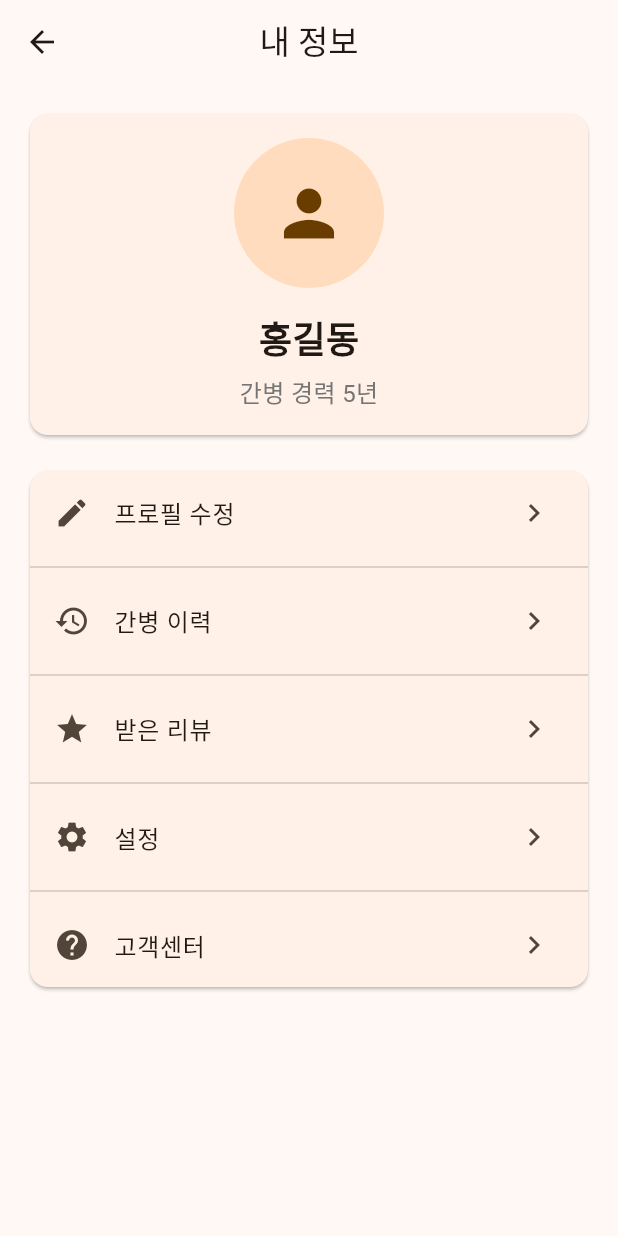
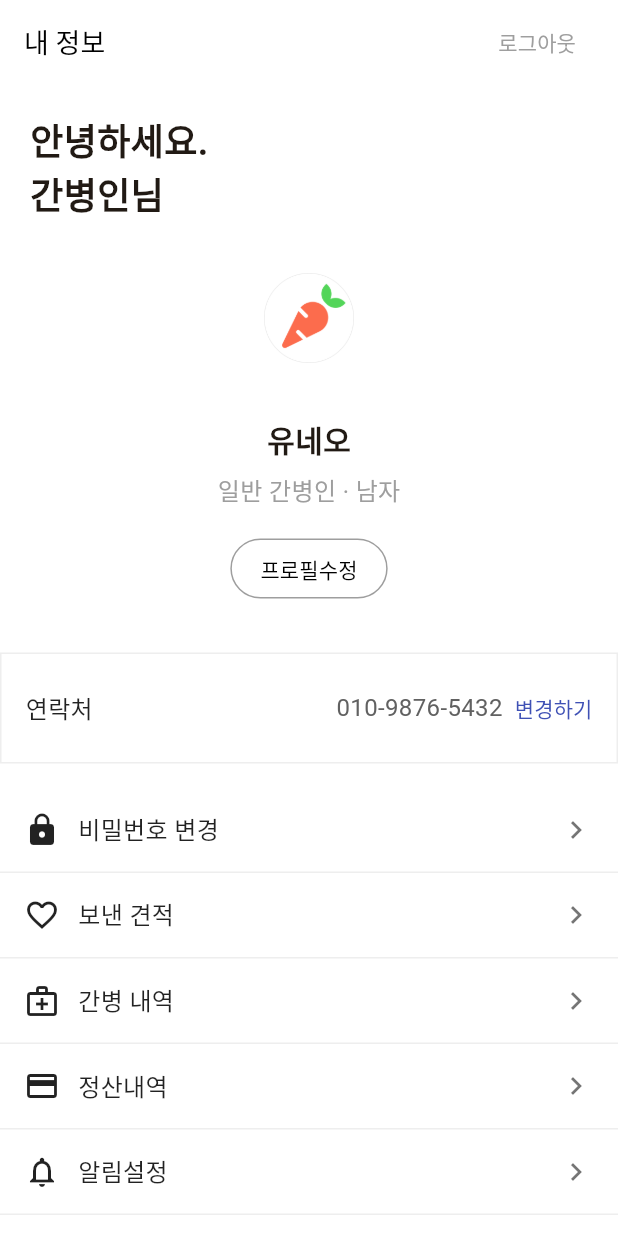
Before and after one commit to didtlrhks/neoCare, a Flutter app: the CaregiverProfileView screen opened directly, on a phone screen of 412 x 824 dp. Run offline on Flutter 3.47's test engine with Material 3 defaults, Android fonts, the phone set to English and light mode, and no system bars; our stand-ins replace get.

Commit message:
my setting add

```diff
--- a/lib/app/caregiver_screen/caregiver_profile_view.dart
+++ b/lib/app/caregiver_screen/caregiver_profile_view.dart
@@ -1,4 +1,6 @@
 import 'package:flutter/material.dart';
+import 'package:get/get.dart';
+import 'edit_profile_view.dart';
 
 class CaregiverProfileView extends StatelessWidget {
   const CaregiverProfileView({super.key});
@@ -6,86 +8,231 @@ class CaregiverProfileView extends StatelessWidget {
   @override
   Widget build(BuildContext context) {
     return Scaffold(
+      backgroundColor: Colors.white,
       appBar: AppBar(
-        title: const Text('내 정보'),
-        centerTitle: true,
+        backgroundColor: Colors.white,
+        elevation: 0,
+        title: Row(
+          mainAxisAlignment: MainAxisAlignment.spaceBetween,
+          children: [
+            const Text(
+              '내 정보',
+              style: TextStyle(
+                color: Colors.black,
+                fontSize: 18,
+                fontWeight: FontWeight.w500,
               ),
-      body: ListView(
-        padding: const EdgeInsets.all(16),
+            ),
+            TextButton(
+              onPressed: () {},
+              style: TextButton.styleFrom(
+                foregroundColor: Colors.grey,
+              ),
+              child: const Text(
+                '로그아웃',
+                style: TextStyle(
+                  fontSize: 14,
+                ),
+              ),
+            ),
+          ],
+        ),
+        centerTitle: false,
+        automaticallyImplyLeading: false,
+      ),
+      body: SingleChildScrollView(
+        child: Column(
+          crossAxisAlignment: CrossAxisAlignment.start,
           children: [
-          // 프로필 정보
-          Card(
-            child: Padding(
-              padding: const EdgeInsets.all(16),
+            const Padding(
+              padding: EdgeInsets.fromLTRB(20, 20, 20, 16),
               child: Column(
+                crossAxisAlignment: CrossAxisAlignment.start,
                 children: [
-                  const CircleAvatar(
-                    radius: 50,
-                    child: Icon(Icons.person, size: 50),
-                  ),
-                  const SizedBox(height: 16),
-                  const Text(
-                    '홍길동',
+                  Text(
+                    '안녕하세요.',
                     style: TextStyle(
                       fontSize: 24,
                       fontWeight: FontWeight.bold,
                     ),
                   ),
-                  const SizedBox(height: 8),
                   Text(
-                    '간병 경력 5년',
+                    '간병인님',
                     style: TextStyle(
-                      fontSize: 16,
-                      color: Colors.grey[600],
+                      fontSize: 24,
+                      fontWeight: FontWeight.bold,
                     ),
                   ),
                 ],
               ),
             ),
+            Center(
+              child: Column(
+                children: [
+                  Container(
+                    width: 100,
+                    height: 100,
+                    decoration: const BoxDecoration(
+                      shape: BoxShape.circle,
+                      color: Colors.white,
+                    ),
+                    child: Center(
+                      child: Image.asset(
+                        'assets/images/carrot.png',
+                        width: 60,
+                        height: 60,
+                        errorBuilder: (context, error, stackTrace) {
+                          return const Icon(
+                            Icons.person,
+                            size: 50,
+                            color: Colors.grey,
+                          );
+                        },
+                      ),
+                    ),
                   ),
                   const SizedBox(height: 16),
-          // 메뉴 리스트
-          Card(
-            child: Column(
+                  const Text(
+                    '유네오',
+                    style: TextStyle(
+                      fontSize: 20,
+                      fontWeight: FontWeight.bold,
+                    ),
+                  ),
+                  const SizedBox(height: 8),
+                  const Text(
+                    '일반 간병인 · 남자',
+                    style: TextStyle(
+                      fontSize: 16,
+                      color: Colors.grey,
+                    ),
+                  ),
+                  const SizedBox(height: 16),
+                  OutlinedButton(
+                    onPressed: () {
+                      Get.to(() => const EditProfileView());
+                    },
+                    style: OutlinedButton.styleFrom(
+                      side: const BorderSide(color: Colors.grey),
+                      shape: RoundedRectangleBorder(
+                        borderRadius: BorderRadius.circular(20),
+                      ),
+                      padding: const EdgeInsets.symmetric(
+                        horizontal: 20,
+                        vertical: 8,
+                      ),
+                    ),
+                    child: const Text(
+                      '프로필수정',
+                      style: TextStyle(
+                        color: Colors.black,
+                      ),
+                    ),
+                  ),
+                ],
+              ),
+            ),
+            const SizedBox(height: 32),
+            Container(
+              padding: const EdgeInsets.symmetric(horizontal: 16, vertical: 12),
+              decoration: BoxDecoration(
+                border: Border.all(color: Colors.grey.shade200),
+              ),
+              child: Row(
                 children: [
-                ListTile(
-                  leading: const Icon(Icons.edit),
-                  title: const Text('프로필 수정'),
-                  trailing: const Icon(Icons.chevron_right),
+                  const Text(
+                    '연락처',
+                    style: TextStyle(
+                      fontSize: 16,
+                      color: Colors.black87,
+                    ),
+                  ),
+                  const Spacer(),
+                  Text(
+                    '010-9876-5432',
+                    style: TextStyle(
+                      fontSize: 16,
+                      color: Colors.grey.shade700,
+                    ),
+                  ),
+                  const SizedBox(width: 8),
+                  TextButton(
+                    onPressed: () {},
+                    style: TextButton.styleFrom(
+                      foregroundColor: Colors.indigo,
+                      padding: EdgeInsets.zero,
+                      minimumSize: const Size(50, 30),
+                    ),
+                    child: const Text('변경하기'),
+                  ),
+                ],
+              ),
+            ),
+            const SizedBox(height: 16),
+            _buildMenuButton(
+              icon: Icons.lock,
+              title: '비밀번호 변경',
               onTap: () {},
             ),
-                const Divider(),
-                ListTile(
-                  leading: const Icon(Icons.history),
-                  title: const Text('간병 이력'),
-                  trailing: const Icon(Icons.chevron_right),
+            _buildMenuButton(
+              icon: Icons.favorite_border,
+              title: '보낸 견적',
               onTap: () {},
             ),
-                const Divider(),
-                ListTile(
-                  leading: const Icon(Icons.star),
-                  title: const Text('받은 리뷰'),
-                  trailing: const Icon(Icons.chevron_right),
+            _buildMenuButton(
+              icon: Icons.medical_services_outlined,
+              title: '간병 내역',
               onTap: () {},
             ),
-                const Divider(),
-                ListTile(
-                  leading: const Icon(Icons.settings),
-                  title: const Text('설정'),
-                  trailing: const Icon(Icons.chevron_right),
+            _buildMenuButton(
+              icon: Icons.credit_card,
+              title: '정산내역',
               onTap: () {},
             ),
-                const Divider(),
-                ListTile(
-                  leading: const Icon(Icons.help),
-                  title: const Text('고객센터'),
-                  trailing: const Icon(Icons.chevron_right),
+            _buildMenuButton(
+              icon: Icons.notifications_none,
+              title: '알림설정',
               onTap: () {},
             ),
           ],
         ),
       ),
+    );
+  }
+
+  Widget _buildMenuButton({
+    required IconData icon,
+    required String title,
+    required VoidCallback onTap,
+  }) {
+    return InkWell(
+      onTap: onTap,
+      child: Container(
+        padding: const EdgeInsets.symmetric(horizontal: 16, vertical: 16),
+        decoration: BoxDecoration(
+          border: Border(
+            bottom: BorderSide(color: Colors.grey.shade200),
+          ),
+        ),
+        child: Row(
+          children: [
+            Icon(icon, size: 24, color: Colors.black87),
+            const SizedBox(width: 12),
+            Text(
+              title,
+              style: const TextStyle(
+                fontSize: 16,
+                color: Colors.black87,
+              ),
+            ),
+            const Spacer(),
+            const Icon(
+              Icons.chevron_right,
+              size: 24,
+              color: Colors.black54,
+            ),
           ],
+        ),
       ),
     );
   }
--- a/lib/app/caregiver_screen/guardian_detail_view.dart
+++ b/lib/app/caregiver_screen/guardian_detail_view.dart
@@ -1,5 +1,6 @@
 import 'package:flutter/material.dart';
 import 'package:get/get.dart';
+import 'write_estimate_view.dart';
 
 class GuardianDetailView extends StatelessWidget {
   const GuardianDetailView({super.key});
@@ -163,7 +164,7 @@ class GuardianDetailView extends StatelessWidget {
           padding: const EdgeInsets.all(16),
           child: ElevatedButton(
             onPressed: () {
-              // 지원하기 로직
+              Get.to(() => const WriteEstimateView());
             },
             style: ElevatedButton.styleFrom(
               backgroundColor: Colors.black,
```
Also changed, not shown: lib/app/caregiver_screen/edit_profile_view.dart (added, +328 -0 lines), lib/app/caregiver_screen/write_estimate_view.dart (added, +154 -0 lines). Lines whose indentation alone changed are shown as unchanged.
